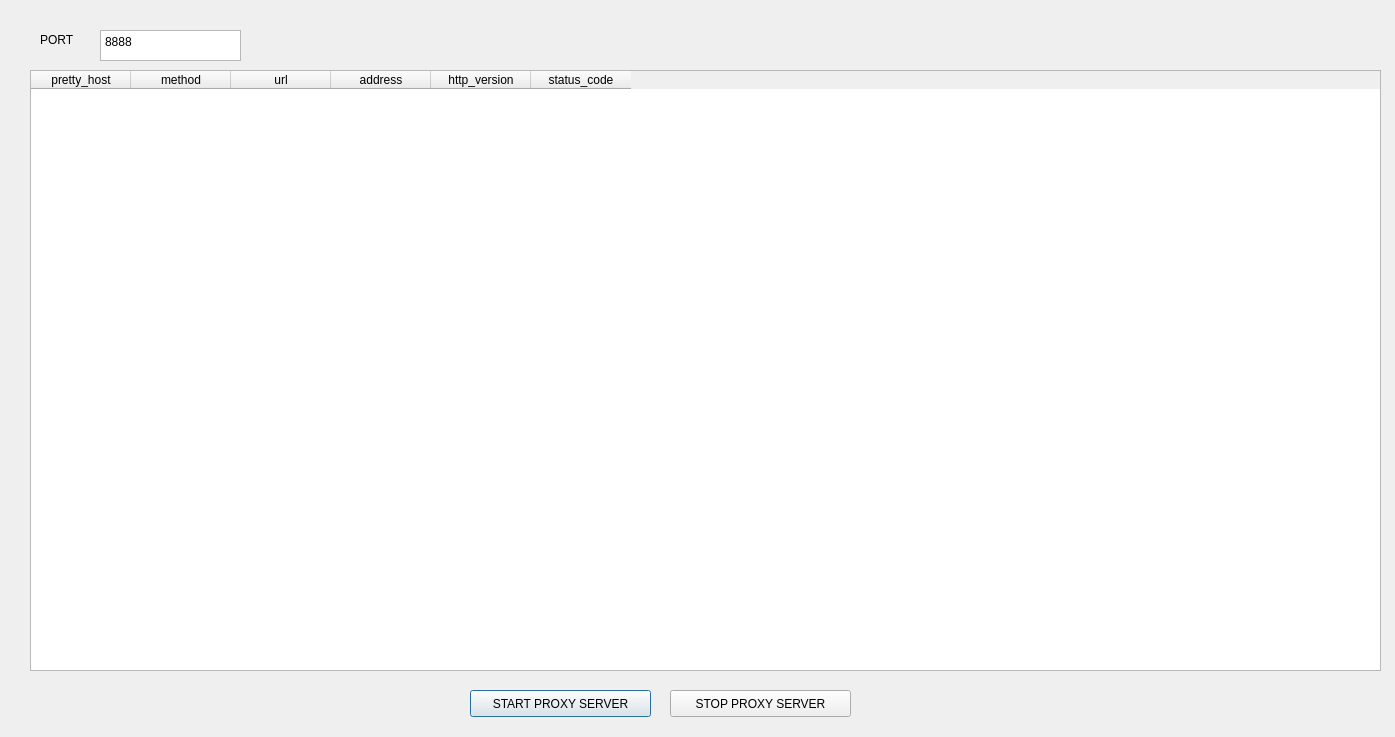
lelong1210/middle_test_python_one, file gui/main.ui: the form before one commit.
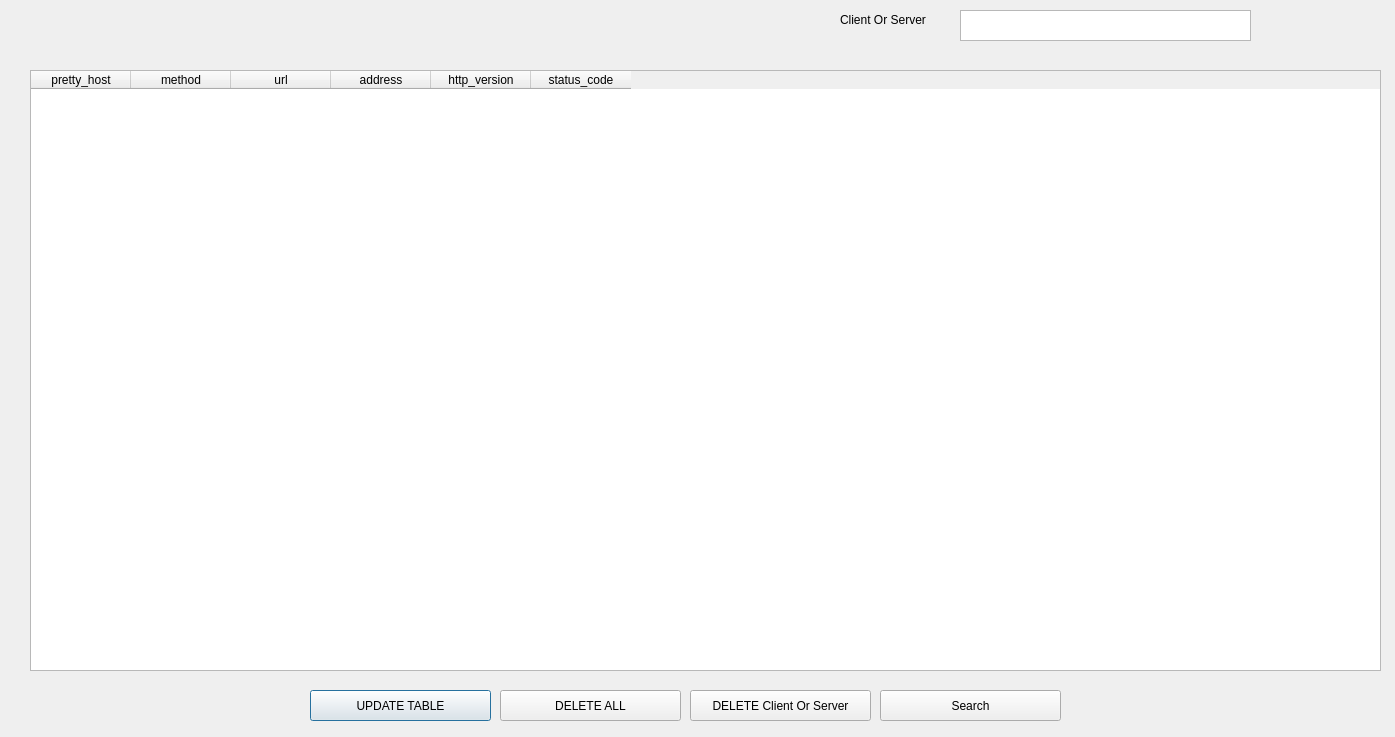
The form after the commit.

What changed in the file:
```diff
--- a/gui/main.ui
+++ b/gui/main.ui
@@ -16,53 +16,27 @@
   <widget class="QPushButton" name="pushButton">
    <property name="geometry">
     <rect>
-     <x>470</x>
+     <x>310</x>
      <y>690</y>
      <width>181</width>
-     <height>27</height>
+     <height>31</height>
     </rect>
    </property>
    <property name="text">
-    <string>START PROXY SERVER</string>
+    <string>UPDATE TABLE</string>
    </property>
   </widget>
   <widget class="QPushButton" name="pushButton_2">
    <property name="geometry">
     <rect>
-     <x>670</x>
+     <x>500</x>
      <y>690</y>
      <width>181</width>
-     <height>27</height>
-    </rect>
-   </property>
-   <property name="text">
-    <string>STOP PROXY SERVER</string>
-   </property>
-  </widget>
-  <widget class="QPlainTextEdit" name="plainTextEdit">
-   <property name="geometry">
-    <rect>
-     <x>100</x>
-     <y>30</y>
-     <width>141</width>
      <height>31</height>
     </rect>
    </property>
-   <property name="plainText">
-    <string>8888</string>
-   </property>
-  </widget>
-  <widget class="QLabel" name="label">
-   <property name="geometry">
-    <rect>
-     <x>40</x>
-     <y>30</y>
-     <width>51</width>
-     <height>19</height>
-    </rect>
-   </property>
    <property name="text">
-    <string>PORT</string>
+    <string>DELETE ALL</string>
    </property>
   </widget>
   <widget class="QTableWidget" name="tableWidget">
@@ -105,6 +79,58 @@
     </property>
    </column>
   </widget>
+  <widget class="QPlainTextEdit" name="plainTextEdit">
+   <property name="geometry">
+    <rect>
+     <x>960</x>
+     <y>10</y>
+     <width>291</width>
+     <height>31</height>
+    </rect>
+   </property>
+   <property name="plainText">
+    <string/>
+   </property>
+  </widget>
+  <widget class="QPushButton" name="pushButton_search">
+   <property name="geometry">
+    <rect>
+     <x>880</x>
+     <y>690</y>
+     <width>181</width>
+     <height>31</height>
+    </rect>
+   </property>
+   <property name="text">
+    <string>Search</string>
+   </property>
+  </widget>
+  <widget class="QLabel" name="label">
+   <property name="geometry">
+    <rect>
+     <x>840</x>
+     <y>10</y>
+     <width>111</width>
+     <height>20</height>
+    </rect>
+   </property>
+   <property name="text">
+    <string>Client Or Server</string>
+   </property>
+  </widget>
+  <widget class="QPushButton" name="pushButton_delete_2">
+   <property name="geometry">
+    <rect>
+     <x>690</x>
+     <y>690</y>
+     <width>181</width>
+     <height>31</height>
+    </rect>
+   </property>
+   <property name="text">
+    <string>DELETE Client Or Server</string>
+   </property>
+  </widget>
  </widget>
  <resources/>
  <connections/>
```
Left out of the diff: 2 changed lines with no effect on the pictures.
